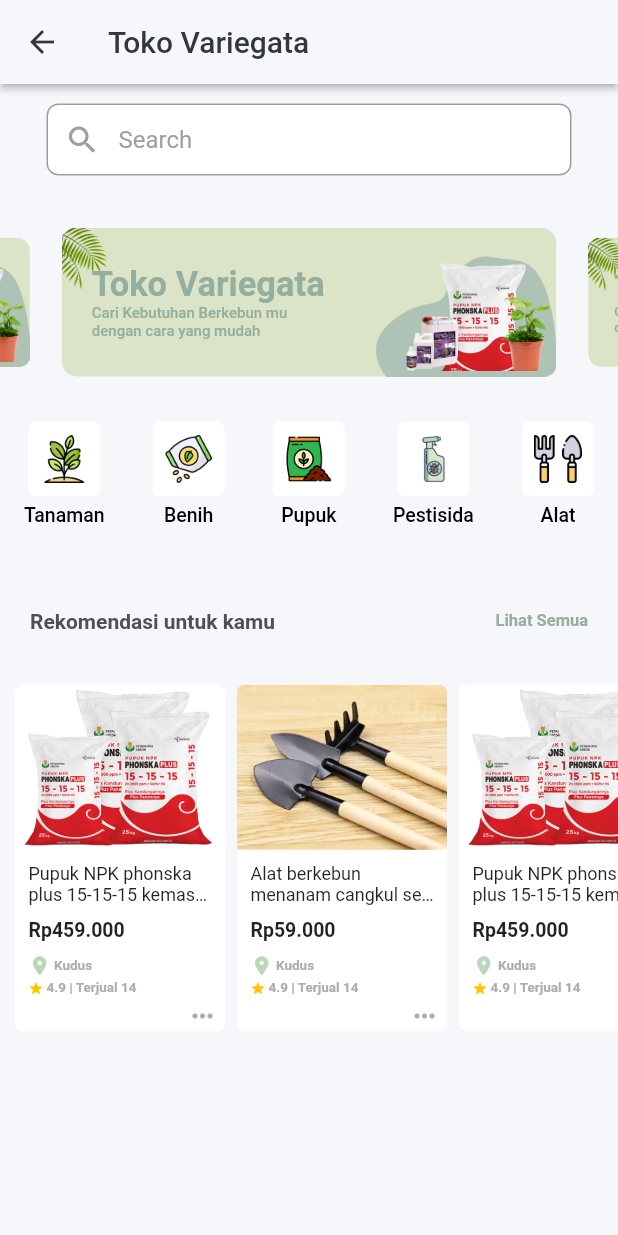
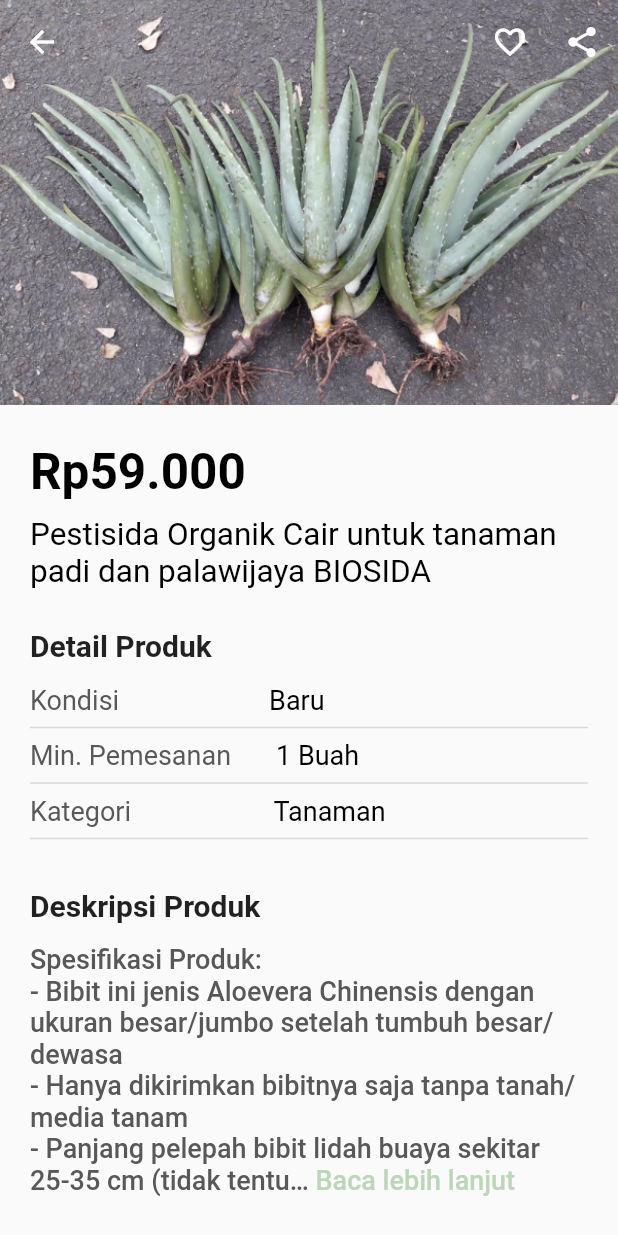
Before and after one commit to BhreKheley/Variegata_Project, a Flutter app: the screen it shows after launch, on a phone screen of 412 x 824 dp. Run offline on Flutter 3.47's test engine with Material 2 defaults, Android fonts, the light colour scheme and no system bars; drawn by our look-alikes of carousel_slider, readmore; our stand-ins replace animated_splash_screen, flutter_svg, google_fonts.

Commit message:
[MK] Detail Page

```diff
--- a/lib/main.dart
+++ b/lib/main.dart
@@ -2,6 +2,7 @@ import 'package:flutter/material.dart';
 import 'package:variegata_project/auth/login_page.dart';
 import 'package:variegata_project/pages/catalog_shop/alat_catalog.dart';
 import 'package:variegata_project/pages/catalog_shop/dashboard_catalog.dart';
+import 'package:variegata_project/pages/catalog_shop/produk_catalog.dart';
 import 'package:variegata_project/pages/catalog_shop/tanaman_catalog.dart';
 import 'package:variegata_project/pages/dashboard/dashboard_page.dart';
 import 'package:variegata_project/pages/splash_screen/SplashScreen.dart';
@@ -22,7 +23,7 @@ class MyApp extends StatelessWidget {
       theme: ThemeData(
         primarySwatch: Colors.red,
       ),
-      home: KatalogShop(),
+      home: DetailProduk(),
     );
   }
 }
--- /dev/null
+++ b/lib/pages/catalog_shop/produk_catalog.dart
@@ -0,0 +1,532 @@
+import 'package:flutter/material.dart';
+import 'package:readmore/readmore.dart';
+import 'package:variegata_project/pages/catalog_shop/tanaman_catalog.dart';
+
+import '../../common/widget/product_card.dart';
+
+class DetailProduk extends StatefulWidget {
+  @override
+  _DetailProdukState createState() => _DetailProdukState();
+}
+
+class _DetailProdukState extends State<DetailProduk> {
+  late ScrollController _scrollController;
+  bool _isScrolled = false;
+
+  @override
+  void initState() {
+    super.initState();
+    _scrollController = ScrollController();
+    _scrollController.addListener(_scrollListener);
+  }
+
+  void _scrollListener() {
+    setState(() {
+      _isScrolled = _scrollController.offset > 0;
+    });
+  }
+
+  @override
+  void dispose() {
+    _scrollController.removeListener(_scrollListener);
+    _scrollController.dispose();
+    super.dispose();
+  }
+
+  @override
+  Widget build(BuildContext context) {
+    return Scaffold(
+      body: NotificationListener<ScrollUpdateNotification>(
+        onNotification: (notification) {
+          setState(() {
+            _isScrolled = _scrollController.offset > 0;
+          });
+          return true;
+        },
+        child: NestedScrollView(
+            controller: _scrollController,
+            headerSliverBuilder:
+                (BuildContext context, bool innerBoxIsScrolled) {
+              return [
+                SliverAppBar(
+                  backgroundColor: _isScrolled ? Colors.white : Colors.blue,
+                  leading: IconButton(
+                    icon: Icon(
+                      Icons.arrow_back,
+                      color: _isScrolled ? Colors.black : Colors.white,
+                    ),
+                    onPressed: () {
+                      Navigator.push(
+                        context,
+                        MaterialPageRoute(builder: (context) => ShopTanaman()),
+                      );
+                    },
+                  ),
+                  actions: [
+                    IconButton(
+                      icon: Icon(
+                        Icons.favorite_border,
+                        color: _isScrolled ? Colors.black : Colors.white,
+                      ),
+                      onPressed: () {
+                        // Aksi saat ikon Love ditekan
+                      },
+                    ),
+                    IconButton(
+                      icon: Icon(
+                        Icons.share,
+                        color: _isScrolled ? Colors.black : Colors.white,
+                      ),
+                      onPressed: () {
+                        // Aksi saat ikon Share ditekan
+                      },
+                    ),
+                  ],
+                  floating: true,
+                  pinned: true,
+                  expandedHeight: 270,
+                  flexibleSpace: FlexibleSpaceBar(
+                    background: Image.asset(
+                      'assets/img/bibit_aloevera.png',
+                      fit: BoxFit.cover,
+                    ),
+                  ),
+                ),
+              ];
+            },
+            body: SingleChildScrollView(
+              child: Container(
+                child: Column(
+                  children: [
+                    Padding(
+                      padding: EdgeInsets.only(left: 20, top: 25, right: 20),
+                      child: Column(
+                        crossAxisAlignment: CrossAxisAlignment.start,
+                        children: [
+                          Text(
+                            "Rp59.000",
+                            style: TextStyle(
+                                color: Colors.black,
+                                fontSize: 33,
+                                fontWeight: FontWeight.w700),
+                          ),
+                          SizedBox(
+                            height: 10,
+                          ),
+                          Text(
+                            "Pestisida Organik Cair untuk tanaman padi dan palawijaya BIOSIDA",
+                            style: TextStyle(
+                                color: Colors.black,
+                                fontSize: 21,
+                                fontWeight: FontWeight.normal),
+                          ),
+                          SizedBox(
+                            height: 25,
+                          ),
+                          Container(
+                            child: Column(
+                              crossAxisAlignment: CrossAxisAlignment.start,
+                              children: [
+                                Text(
+                                  "Detail Produk",
+                                  style: TextStyle(
+                                    fontSize: 20,
+                                    fontWeight: FontWeight.w700,
+                                  ),
+                                ),
+                                SizedBox(
+                                  height: 14,
+                                ),
+                                Column(
+                                  children: [
+                                    Container(
+                                      child: Row(
+                                        children: [
+                                          Text(
+                                            "Kondisi",
+                                            style: TextStyle(
+                                                color: Color(0xFF585858),
+                                                fontSize: 18,
+                                                fontWeight: FontWeight.w400),
+                                          ),
+                                          SizedBox(
+                                            width: 100,
+                                          ),
+                                          Text(
+                                            "Baru",
+                                            style: TextStyle(
+                                                color: Colors.black,
+                                                fontSize: 18,
+                                                fontWeight: FontWeight.w400),
+                                          ),
+                                        ],
+                                      ),
+                                    ),
+                                    Divider(
+                                      // Menambahkan garis di antara kedua teks
+                                      color: Color(0xFFD9D9D9),
+                                      thickness: 1.0,
+                                    ),
+                                    Row(
+                                      children: [
+                                        Text(
+                                          "Min. Pemesanan",
+                                          style: TextStyle(
+                                              color: Color(0xFF585858),
+                                              fontSize: 18,
+                                              fontWeight: FontWeight.w400),
+                                        ),
+                                        SizedBox(
+                                          width: 30,
+                                        ),
+                                        Text(
+                                          "1 Buah",
+                                          style: TextStyle(
+                                              color: Colors.black,
+                                              fontSize: 18,
+                                              fontWeight: FontWeight.w400),
+                                        ),
+                                      ],
+                                    ),
+                                    Divider(
+                                      // Menambahkan garis di antara kedua teks
+                                      color: Color(0xFFD9D9D9),
+                                      thickness: 1.0,
+                                    ),
+                                    Row(
+                                      children: [
+                                        Text(
+                                          "Kategori",
+                                          style: TextStyle(
+                                              color: Color(0xFF585858),
+                                              fontSize: 18,
+                                              fontWeight: FontWeight.w400),
+                                        ),
+                                        SizedBox(
+                                          width: 95,
+                                        ),
+                                        Text(
+                                          "Tanaman",
+                                          style: TextStyle(
+                                              color: Colors.black,
+                                              fontSize: 18,
+                                              fontWeight: FontWeight.w400),
+                                        ),
+                                      ],
+                                    ),
+                                    Divider(
+                                      // Menambahkan garis di antara kedua teks
+                                      color: Color(0xFFD9D9D9),
+                                      thickness: 1.0,
+                                    ),
+                                  ],
+                                ),
+                                SizedBox(
+                                  height: 25,
+                                ),
+                                Column(
+                                  crossAxisAlignment: CrossAxisAlignment.start,
+                                  children: [
+                                    Text(
+                                      "Deskripsi Produk",
+                                      style: TextStyle(
+                                        fontSize: 20,
+                                        fontWeight: FontWeight.w700,
+                                      ),
+                                    ),
+                                    SizedBox(
+                                      height: 14,
+                                    ),
+                                    ReadMoreText(
+                                      "Spesifikasi Produk:\n"
+                                      "- Bibit ini jenis Aloevera Chinensis dengan ukuran besar/jumbo setelah tumbuh besar/dewasa\n"
+                                      "- Hanya dikirimkan bibitnya saja tanpa tanah/media tanam\n"
+                                      "- Panjang pelepah bibit lidah buaya sekitar 25-35 cm (tidak tentu)\n"
+                                      "- Segera tanam bibit agar dapat tumbuh baik dan subur\n"
+                                      "- FRESH (Dipanen dari kebun sendiri)\n"
+                                      "- FREE PACKING KARDUS- GARANSI PRODUK\n\n"
+                                      "Untuk diperhatikan:\n"
+                                      "- Pengiriman hanya dilakukan hari Senin-Sabtu. (Hari minggu & tanggal merah libur)\n"
+                                      "- Pesanan yang masuk setelah pukul 14.30 WIB akan dikirimkan pada hari berikutnya\n"
+                                      "- Untuk menjaga kualitas produk kami TIDAK MENYARANKAN menggunakan pengiriman HEMAT. Kesalahan pengiriman karena kesalahan ekspedisi diluar tanggung jawab kami.\n\n"
+                                      "Kami menerima pembelian dalam jumlah besar dengan harga LEBIH MURAH. Silakan chat langsung Kami :)\n\n"
+                                      "Lidah Buaya/Aloevera memiliki banyak manfaat diantaranya untuk membantu mengatasi masalah pencernaan, membantu menyembuhkan luka bakar, sebagai masker, penyubur rambut dan lainnya.\n\n",
+                                      trimLines: 8,
+                                      trimMode: TrimMode.Line,
+                                      trimCollapsedText: "Baca lebih lanjut",
+                                      trimExpandedText: "Lihat lebih sedikit",
+                                      colorClickableText: Color(0xFFBBD6B8),
+                                      style: TextStyle(
+                                          color: Color(0xFF585858),
+                                          fontSize: 18,
+                                          fontWeight: FontWeight.w500),
+                                    ),
+                                  ],
+                                ),
+                                SizedBox(
+                                  height: 25,
+                                ),
+                              ],
+                            ),
+                          )
+                        ],
+                      ),
+                    ),
+                    Divider(
+                      // Menambahkan garis di antara kedua teks
+                      color: Color(0xFFD9D9D9),
+                      thickness: 3,
+                    ),
+                    Padding(
+                      padding:
+                          const EdgeInsets.only(left: 20, top: 25, right: 20),
+                      child: Container(
+                        child: Row(
+                          mainAxisAlignment: MainAxisAlignment.spaceBetween,
+                          children: [
+                            Text(
+                              'Produk lainnya',
+                              style: TextStyle(
+                                color: Colors.black,
+                                fontSize: 20,
+                                fontWeight: FontWeight.w700,
+                              ),
+                            ),
+                            Text(
+                              'Lihat Semua',
+                              style: TextStyle(
+                                color: Color(0xFF94AF9F),
+                                fontSize: 14,
+                                fontWeight: FontWeight.w700,
+                              ),
+                            ),
+                          ],
+                        ),
+                      ),
+                    ),
+                    Container(
+                      height: 300,
+                      child: ListView.builder(
+                        padding: EdgeInsets.symmetric(horizontal: 20),
+                        scrollDirection: Axis.horizontal,
+                        itemCount: 3,
+                        itemBuilder: (BuildContext context, int index) {
+                          return Row(
+                            mainAxisAlignment: MainAxisAlignment.spaceBetween,
+                            children: [
+                              Padding(
+                                padding: EdgeInsets.only(right: 8.0),
+                                child: ProductCard(
+                                  image: 'pupuk_merah.png',
+                                  title:
+                                      'Pupuk NPK phonska plus 15-15-15 kemasan pabrik 25kg',
+                                  price: 'Rp459.000',
+                                ),
+                              ),
+                              Padding(
+                                padding: EdgeInsets.only(right: 8.0),
+                                child: ProductCard(
+                                  image: 'fullset_alat.png',
+                                  title:
+                                      'Alat berkebun menanam cangkul sekop tanah tanaman hobi cocok tanam',
+                                  price: 'Rp59.000',
+                                ),
+                              ),
+                              Padding(
+                                padding: EdgeInsets.only(right: 8.0),
+                                child: ProductCard(
+                                  image: 'pupuk_merah.png',
+                                  title:
+                                      'Pupuk NPK phonska plus 15-15-15 kemasan pabrik 25kg',
+                                  price: 'Rp459.000',
+                                ),
+                              ),
+                              Padding(
+                                padding: EdgeInsets.only(right: 8.0),
+                                child: ProductCard(
+                                  image: 'fullset_alat.png',
+                                  title:
+                                      'Alat berkebun menanam cangkul sekop tanah tanaman hobi cocok tanam',
+                                  price: 'Rp59.000',
+                                ),
+                              ),
+                              ProductCard(
+                                image: 'benih_tomat.png',
+                                title:
+                                    '(1 Pack) Benih buah tomat unggul WARANI F1',
+                                price: 'Rp17.000',
+                              ),
+                            ],
+                          );
+                        },
+                      ),
+                    ),
+                    Divider(
+                      // Menambahkan garis di antara kedua teks
+                      color: Color(0xFFD9D9D9),
+                      thickness: 3,
+                    ),
+                    Container(
+                      child: Column(
+                        crossAxisAlignment: CrossAxisAlignment.start,
+                        children: [
+                          Padding(
+                            padding: const EdgeInsets.only(
+                                left: 20, top: 25, right: 20),
+                            child: Row(
+                              mainAxisAlignment: MainAxisAlignment.spaceBetween,
+                              children: [
+                                Text(
+                                  'Ulasan pembeli',
+                                  style: TextStyle(
+                                    color: Colors.black,
+                                    fontSize: 20,
+                                    fontWeight: FontWeight.w700,
+                                  ),
+                                ),
+                                Text(
+                                  'Lihat Semua',
+                                  style: TextStyle(
+                                    color: Color(0xFF94AF9F),
+                                    fontSize: 14,
+                                    fontWeight: FontWeight.w700,
+                                  ),
+                                ),
+                              ],
+                            ),
+                          ),
+                          Padding(
+                            padding: const EdgeInsets.only(
+                                left: 20, top: 8, right: 20),
+                            child: Row(
+                              children: [
+                                Icon(
+                                  Icons.star,
+                                  color: Color(0xFFFFC400),
+                                  size: 20,
+                                ),
+                                Icon(
+                                  Icons.star,
+                                  color: Color(0xFFFFC400),
+                                  size: 20,
+                                ),
+                                Icon(
+                                  Icons.star,
+                                  color: Color(0xFFFFC400),
+                                  size: 20,
+                                ),
+                                Icon(
+                                  Icons.star,
+                                  color: Color(0xFFFFC400),
+                                  size: 20,
+                                ),
+                                Icon(
+                                  Icons.star,
+                                  color: Color(0xFFD9D9D9),
+                                  size: 20,
+                                ),
+                                SizedBox(
+                                  width: 7,
+                                ),
+                                Text(
+                                  "4.9/5",
+                                  style: TextStyle(
+                                      fontSize: 15,
+                                      fontWeight: FontWeight.w500),
+                                ),
+                                SizedBox(
+                                  width: 7,
+                                ),
+                                Text(
+                                  "(1000 Ulasan)",
+                                  style: TextStyle(
+                                      color: Color(0xFF585858),
+                                      fontSize: 13,
+                                      fontWeight: FontWeight.w500),
+                                ),
+                              ],
+                            ),
+                          ),
+                          SizedBox(
+                            height: 8,
+                          ),
+                          Divider(
+                            // Menambahkan garis di antara kedua teks
+                            color: Color(0xFFD9D9D9),
+                            thickness: 1,
+                          ),
+                          Container(
+                            padding: const EdgeInsets.only(
+                                left: 20, top: 15, right: 20),
+                            child: Column(
+                              crossAxisAlignment: CrossAxisAlignment.start,
+                              children: [
+                                Row(
+                                  children: [
+                                    Container(
+                                      child: Icon(
+                                        Icons.person,
+                                        color: Color(0xFF90AF9D),
+                                      ),
+                                      width: 38,
+                                      height: 38,
+                                      decoration: BoxDecoration(
+                                        borderRadius: BorderRadius.circular(50),
+                                        color: Color(0xFFECF4EB),
+                                      ),
+                                    ),
+                                    SizedBox(
+                                      width: 17,
+                                    ),
+                                    Column(
+                                      crossAxisAlignment:
+                                          CrossAxisAlignment.start,
+                                      children: [
+                                        Text(
+                                          "Icikiwir Icikonde",
+                                          style: TextStyle(
+                                              color: Colors.black,
+                                              fontSize: 13,
+                                              fontWeight: FontWeight.w500),
+                                        ),
+                                        Row(
+                                          children: List.generate(
+                                            5,
+                                            (index) => Icon(
+                                              Icons.star,
+                                              color: Color(0xFFFFC400),
+                                              size: 15,
+                                            ),
+                                          ),
+                                        ),
+                                      ],
+                                    ),
+                                  ],
+                                ),
+                                SizedBox(
+                                  height: 15,
+                                ),
+                                Text(
+                                  "Proses dan pengiriman cepat, kemasan baik rapih, kualitas produk baik, sesuai pesanan, gambar dan deskripsi :)",
+                                  style: TextStyle(
+                                      color: Color(0xFF585858),
+                                      fontSize: 13,
+                                      fontWeight: FontWeight.w500),
+                                ),
+                              ],
+                            ),
+                          ),
+                          SizedBox(
+                            height: 100,
+                          )
+                        ],
+                      ),
+                    ),
+                  ],
+                ),
+              ),
+            )),
+      ),
+    );
+  }
+}
--- a/pubspec.yaml
+++ b/pubspec.yaml
@@ -41,6 +41,7 @@ dependencies:
   flutter_svg:
   carousel_slider: ^4.2.1
   animated_splash_screen: ^1.3.0
+  readmore: ^2.2.0
 
 dev_dependencies:
   flutter_test:
```
Also changed, not shown: pubspec.lock, 1 other file.
